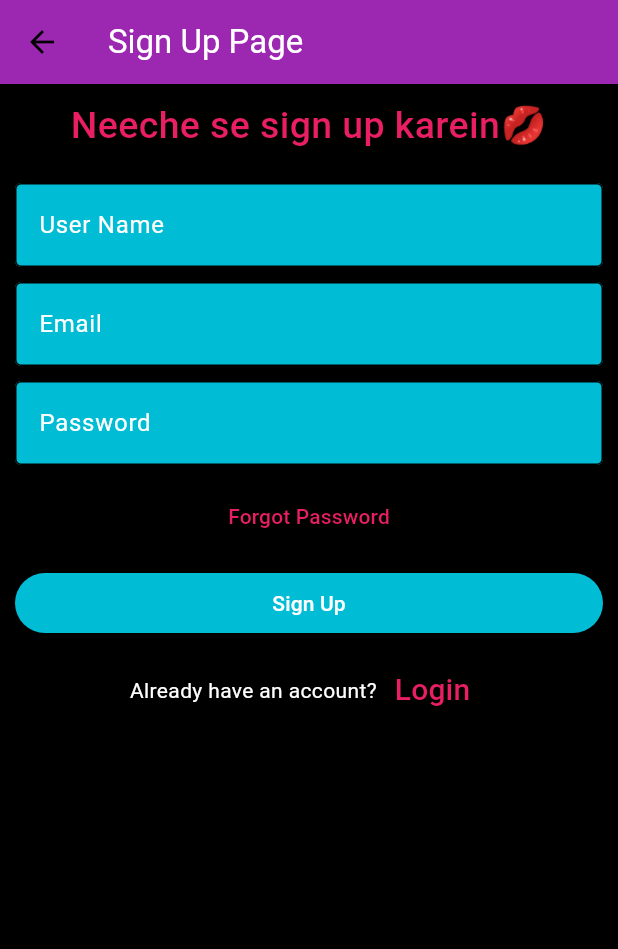
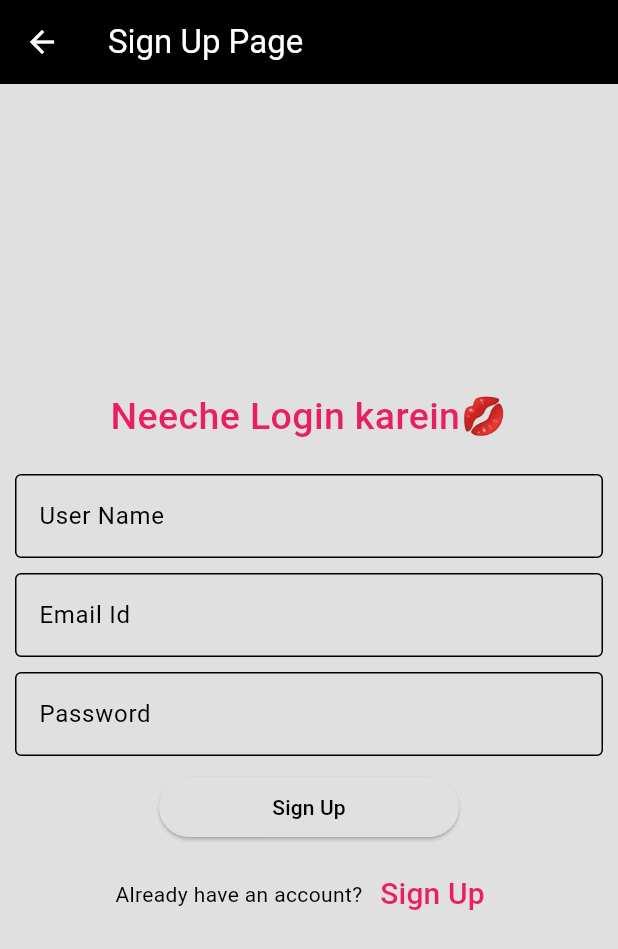
Before and after one commit to RYzeOnGit/MurMur, a Flutter app: the SignUpPage screen opened directly, on a phone screen of 412 x 824 dp. Shown: the top 949 px of the screen. Run offline on Flutter 3.47's test engine with Material 3 defaults, Android fonts, the phone set to English and light mode, and no system bars.

Commit message:
Aligned the contents in the center

```diff
--- a/frontend/lib/pages/SignUpPage.dart
+++ b/frontend/lib/pages/SignUpPage.dart
@@ -1,9 +1,10 @@
 import 'package:flutter/material.dart';
+import 'LoginPage.dart';
 
 class SignUpPage extends StatelessWidget {
   final TextEditingController usernameController = TextEditingController();
+  final TextEditingController passwordController = TextEditingController();
   final TextEditingController emailController = TextEditingController();
-  final TextEditingController passwordController = TextEditingController();
 
   @override
   Widget build(BuildContext context) {
@@ -16,17 +17,17 @@ class SignUpPage extends StatelessWidget {
           ),
         ),
         iconTheme: const IconThemeData(
-          color: Colors.black,
+          color: Colors.white,
         ),
-        backgroundColor: Colors.purple,
+        backgroundColor: Colors.black,
       ),
-      backgroundColor: Colors.black,
       body: Padding(
         padding: const EdgeInsets.all(10),
-        child: ListView(
+        child: Column(
+          mainAxisAlignment: MainAxisAlignment.center,
           children: [
             const Text(
-              'Neeche se sign up karein💋',
+              'Neeche Login karein💋',
               style: TextStyle(
                 color: Colors.pink,
                 fontWeight: FontWeight.w500,
@@ -42,26 +43,23 @@ class SignUpPage extends StatelessWidget {
                 decoration: const InputDecoration(
                   border: OutlineInputBorder(),
                   labelText: 'User Name',
-                  labelStyle: TextStyle(color: Colors.white),
-                  filled: true,
-                  fillColor: Colors.cyan, // Set the background color here
                 ),
               ),
             ),
+
             const SizedBox(height: 10),
             SizedBox(
               width: 500, // Adjust the width as needed
               child: TextField(
-                controller: emailController,
+                controller: passwordController,
+                obscureText: true,
                 decoration: const InputDecoration(
                   border: OutlineInputBorder(),
-                  labelText: 'Email',
-                  labelStyle: TextStyle(color: Colors.white),
-                  filled: true,
-                  fillColor: Colors.cyan, // Set the background color here
+                  labelText: 'Email Id',
                 ),
               ),
             ),
+
             const SizedBox(height: 10),
             SizedBox(
               width: 500, // Adjust the width as needed
@@ -71,37 +69,22 @@ class SignUpPage extends StatelessWidget {
                 decoration: const InputDecoration(
                   border: OutlineInputBorder(),
                   labelText: 'Password',
-                  labelStyle: TextStyle(color: Colors.white),
-                  filled: true,
-                  fillColor: Colors.cyan, // Set the background color here
                 ),
               ),
             ),
-            const SizedBox(height: 10),
-            TextButton(
-              onPressed: () {
-                // Forgot password functionality
-              },
-              child: const Text(
-                'Forgot Password',
-                style: TextStyle(color: Colors.pink),
-              ),
-            ),
+
             const SizedBox(height: 10),
             SizedBox(
               width: 200, // Adjust the width as needed
               child: ElevatedButton(
-                style: ElevatedButton.styleFrom(
-                  backgroundColor: Colors.cyan, // Set the background color here
-                ),
                 onPressed: () {
                   print("Username: ${usernameController.text}");
+                  print("Password: ${passwordController.text}");
                   print("Email: ${emailController.text}");
-                  print("Password: ${passwordController.text}");
                 },
                 child: const Text(
                   'Sign Up',
-                  style: TextStyle(color: Colors.white),
+                  style: TextStyle(color: Colors.black),
                 ),
               ),
             ),
@@ -109,16 +92,16 @@ class SignUpPage extends StatelessWidget {
             Row(
               mainAxisAlignment: MainAxisAlignment.center,
               children: <Widget>[
-                const Text(
-                  'Already have an account?',
-                  style: TextStyle(color: Colors.white),
-                ),
+                const Text("Already have an account?"),
                 TextButton(
                   onPressed: () {
-                    Navigator.pop(context);
+                    Navigator.push(
+                      context,
+                      MaterialPageRoute(builder: (context) => LoginPage()),
+                    );
                   },
                   child: const Text(
-                    'Login',
+                    'Sign Up',
                     style: TextStyle(fontSize: 20, color: Colors.pink),
                   ),
                 ),
```
